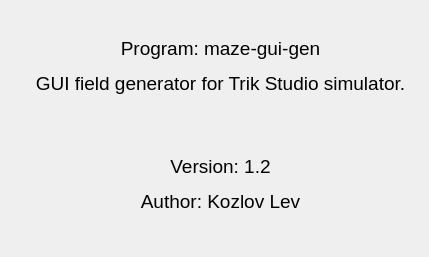
Qt form source/qt_ui/aboutApp.ui (lvjonok/maze-gui-gen) before a commit.
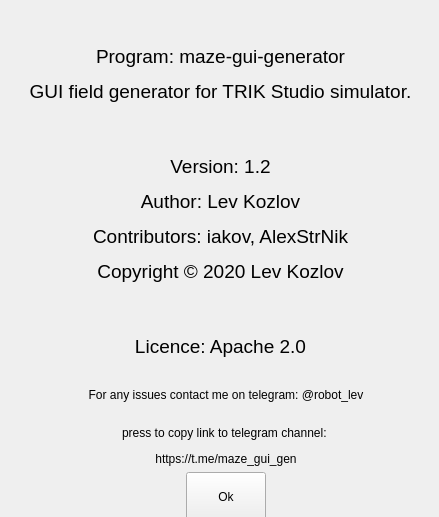
The same form after that commit. Icons and pictures are not drawn.

Commit message: added line width selection

Diff of the .ui file:
```diff
--- a/source/qt_ui/aboutApp.ui
+++ b/source/qt_ui/aboutApp.ui
@@ -6,8 +6,8 @@
    <rect>
     <x>0</x>
     <y>0</y>
-    <width>429</width>
-    <height>257</height>
+    <width>439</width>
+    <height>517</height>
    </rect>
   </property>
   <property name="minimumSize">
@@ -18,8 +18,8 @@
   </property>
   <property name="maximumSize">
    <size>
-    <width>429</width>
-    <height>257</height>
+    <width>700</width>
+    <height>700</height>
    </size>
   </property>
   <property name="windowTitle">
@@ -29,30 +29,108 @@
    <iconset>
     <normaloff>../maze.ico</normaloff>../maze.ico</iconset>
   </property>
-  <widget class="QLabel" name="label">
+  <widget class="QWidget" name="verticalLayoutWidget">
    <property name="geometry">
     <rect>
      <x>0</x>
      <y>0</y>
-     <width>441</width>
-     <height>251</height>
+     <width>452</width>
+     <height>521</height>
     </rect>
    </property>
-   <property name="minimumSize">
-    <size>
-     <width>441</width>
-     <height>251</height>
-    </size>
-   </property>
-   <property name="maximumSize">
-    <size>
-     <width>441</width>
-     <height>251</height>
-    </size>
-   </property>
-   <property name="text">
-    <string>&lt;html&gt;&lt;head/&gt;&lt;body&gt;&lt;p align=&quot;center&quot;&gt;&lt;span style=&quot; font-size:14pt;&quot;&gt;Program: maze-gui-gen&lt;/span&gt;&lt;/p&gt;&lt;p align=&quot;center&quot;&gt;&lt;span style=&quot; font-size:14pt;&quot;&gt;GUI field generator for Trik Studio simulator.&lt;/span&gt;&lt;/p&gt;&lt;p align=&quot;center&quot;&gt;&lt;span style=&quot; font-size:14pt;&quot;&gt;&lt;br/&gt;&lt;/span&gt;&lt;/p&gt;&lt;p align=&quot;center&quot;&gt;&lt;span style=&quot; font-size:14pt;&quot;&gt;Version: 1.2&lt;/span&gt;&lt;/p&gt;&lt;p align=&quot;center&quot;&gt;&lt;span style=&quot; font-size:14pt;&quot;&gt;Author: Kozlov Lev&lt;/span&gt;&lt;/p&gt;&lt;/body&gt;&lt;/html&gt;</string>
-   </property>
+   <layout class="QVBoxLayout" name="verticalLayout">
+    <property name="spacing">
+     <number>6</number>
+    </property>
+    <property name="sizeConstraint">
+     <enum>QLayout::SetNoConstraint</enum>
+    </property>
+    <item>
+     <widget class="QLabel" name="labelHelp">
+      <property name="minimumSize">
+       <size>
+        <width>441</width>
+        <height>364</height>
+       </size>
+      </property>
+      <property name="maximumSize">
+       <size>
+        <width>441</width>
+        <height>364</height>
+       </size>
+      </property>
+      <property name="text">
+       <string>&lt;html&gt;&lt;head/&gt;&lt;body&gt;&lt;p align=&quot;center&quot;&gt;&lt;br/&gt;&lt;/p&gt;&lt;p align=&quot;center&quot;&gt;&lt;span style=&quot; font-size:14pt;&quot;&gt;Program: maze-gui-generator&lt;/span&gt;&lt;/p&gt;&lt;p align=&quot;center&quot;&gt;&lt;span style=&quot; font-size:14pt;&quot;&gt;GUI field generator for TRIK Studio simulator.&lt;/span&gt;&lt;/p&gt;&lt;p align=&quot;center&quot;&gt;&lt;br/&gt;&lt;/p&gt;&lt;p align=&quot;center&quot;&gt;&lt;span style=&quot; font-size:14pt;&quot;&gt;Version: 1.2&lt;/span&gt;&lt;/p&gt;&lt;p align=&quot;center&quot;&gt;&lt;span style=&quot; font-size:14pt;&quot;&gt;Author: Lev Kozlov&lt;/span&gt;&lt;/p&gt;&lt;p align=&quot;center&quot;&gt;&lt;span style=&quot; font-size:14pt;&quot;&gt;Contributors: iakov, AlexStrNik&lt;/span&gt;&lt;/p&gt;&lt;p align=&quot;center&quot;&gt;&lt;span style=&quot; font-size:14pt;&quot;&gt;Copyright © 2020 Lev Kozlov&lt;/span&gt;&lt;/p&gt;&lt;p align=&quot;center&quot;&gt;&lt;br/&gt;&lt;/p&gt;&lt;p align=&quot;center&quot;&gt;&lt;span style=&quot; font-size:14pt;&quot;&gt;Licence: Apache 2.0&lt;/span&gt;&lt;/p&gt;&lt;/body&gt;&lt;/html&gt;</string>
+      </property>
+     </widget>
+    </item>
+    <item>
+     <widget class="QLabel" name="label">
+      <property name="text">
+       <string>&lt;html&gt;&lt;head/&gt;&lt;body&gt;&lt;p align=&quot;center&quot;&gt;For any issues contact me on telegram: @robot_lev&lt;/p&gt;&lt;/body&gt;&lt;/html&gt;</string>
+      </property>
+     </widget>
+    </item>
+    <item>
+     <widget class="QLabel" name="telegramChannel">
+      <property name="sizePolicy">
+       <sizepolicy hsizetype="Preferred" vsizetype="Fixed">
+        <horstretch>0</horstretch>
+        <verstretch>0</verstretch>
+       </sizepolicy>
+      </property>
+      <property name="text">
+       <string>&lt;html&gt;&lt;head/&gt;&lt;body&gt;&lt;p align=&quot;center&quot;&gt;press to copy link to telegram channel: &lt;/p&gt;&lt;p align=&quot;center&quot;&gt;https://t.me/maze_gui_gen&lt;/p&gt;&lt;/body&gt;&lt;/html&gt;</string>
+      </property>
+     </widget>
+    </item>
+    <item>
+     <layout class="QHBoxLayout" name="horizontalLayout">
+      <property name="spacing">
+       <number>0</number>
+      </property>
+      <item>
+       <spacer name="horizontalSpacer">
+        <property name="orientation">
+         <enum>Qt::Horizontal</enum>
+        </property>
+        <property name="sizeHint" stdset="0">
+         <size>
+          <width>40</width>
+          <height>20</height>
+         </size>
+        </property>
+       </spacer>
+      </item>
+      <item>
+       <widget class="QPushButton" name="actionAgree">
+        <property name="sizePolicy">
+         <sizepolicy hsizetype="Preferred" vsizetype="Preferred">
+          <horstretch>0</horstretch>
+          <verstretch>0</verstretch>
+         </sizepolicy>
+        </property>
+        <property name="text">
+         <string>Ok</string>
+        </property>
+       </widget>
+      </item>
+      <item>
+       <spacer name="horizontalSpacer_2">
+        <property name="orientation">
+         <enum>Qt::Horizontal</enum>
+        </property>
+        <property name="sizeHint" stdset="0">
+         <size>
+          <width>40</width>
+          <height>20</height>
+         </size>
+        </property>
+       </spacer>
+      </item>
+     </layout>
+    </item>
+   </layout>
   </widget>
  </widget>
  <resources/>
```
The commit also changes 4 other files.
